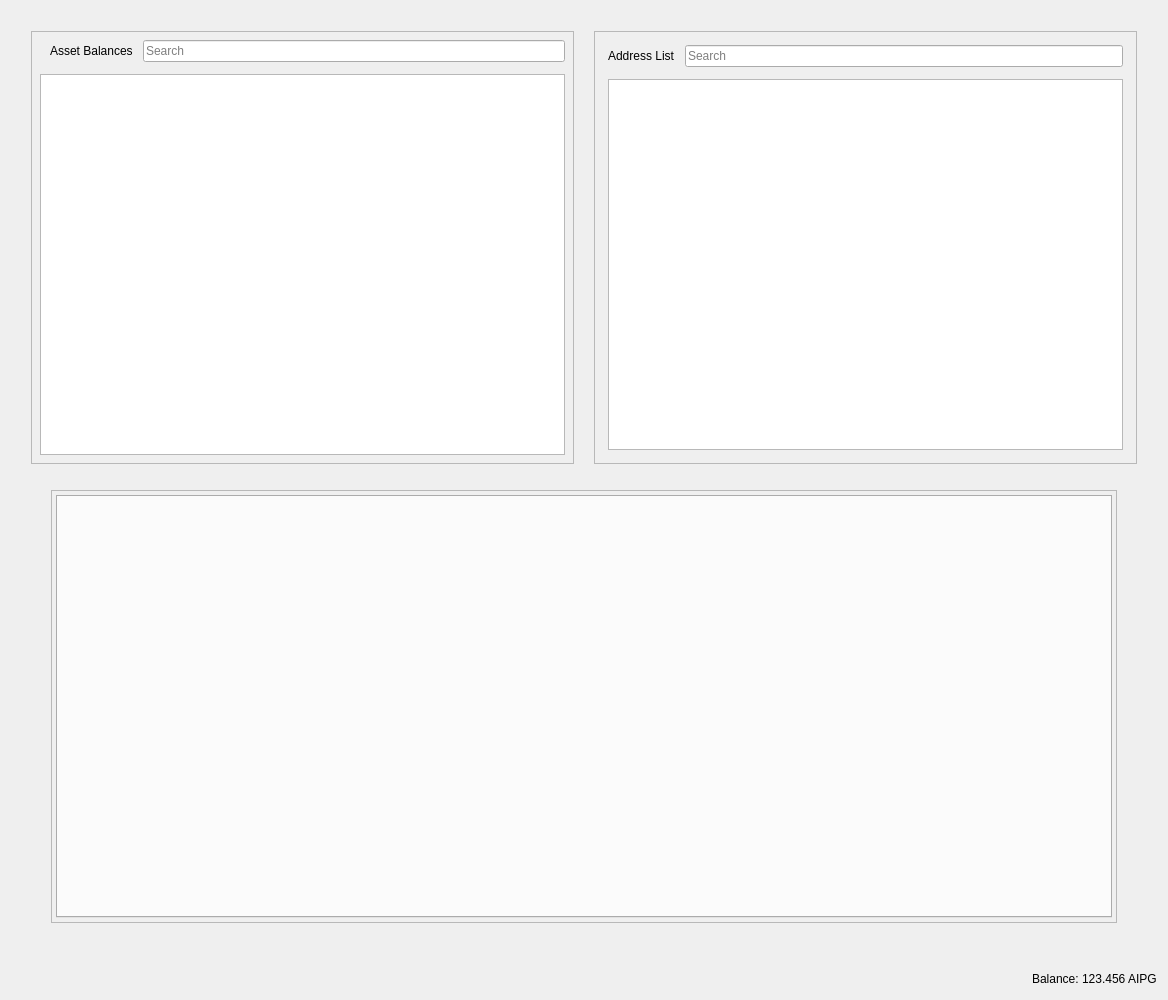
First picture: the form in src/qt/forms/restrictedassetsdialog.ui, repository AIPowerGrid/AI-Power-Grid-Core, before the edit.
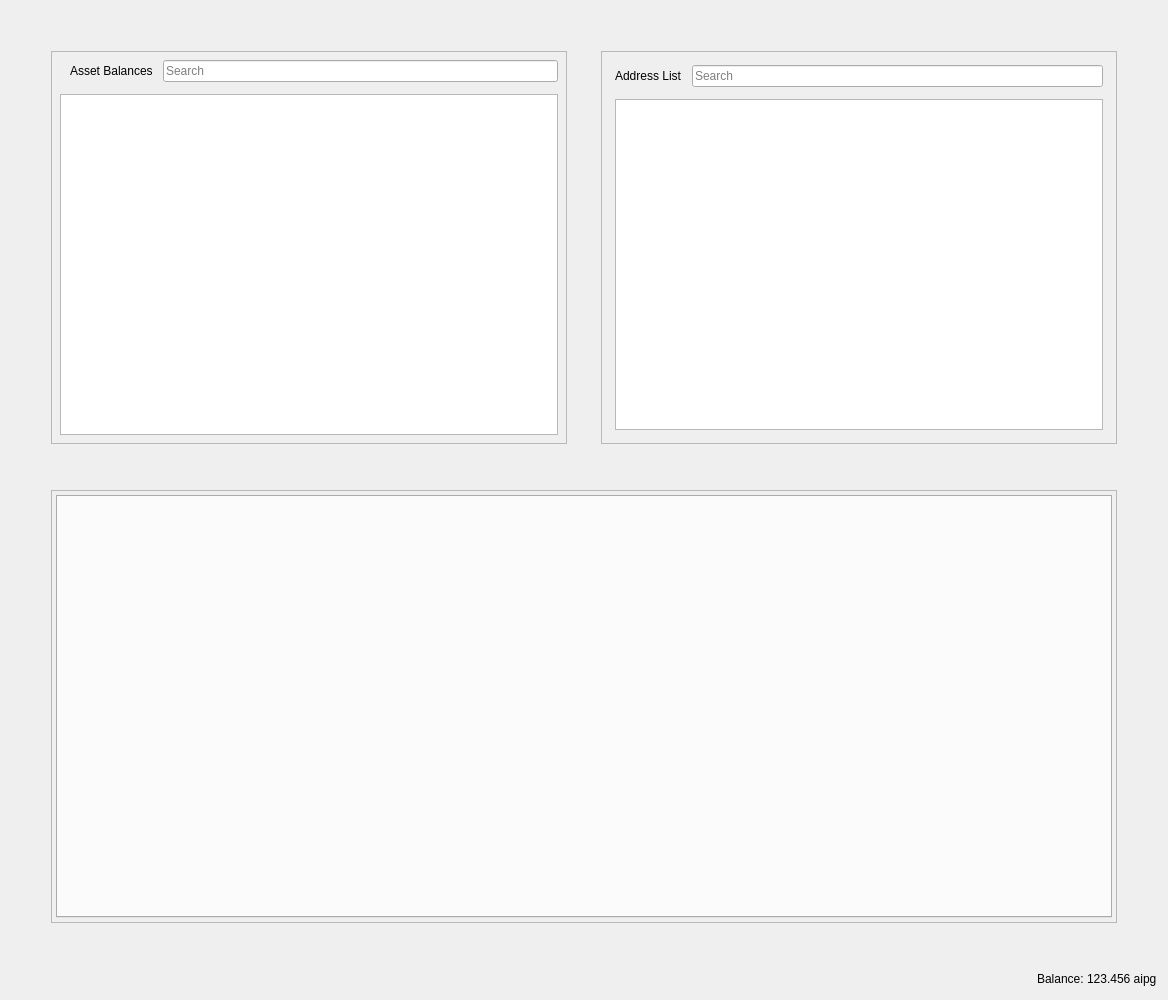
Second picture: the form after the edit.

Diff of the .ui file:
```diff
--- a/src/qt/forms/restrictedassetsdialog.ui
+++ b/src/qt/forms/restrictedassetsdialog.ui
@@ -17,19 +17,19 @@
    <item>
     <layout class="QHBoxLayout" name="horizontalLayout">
      <property name="spacing">
-      <number>20</number>
+      <number>34</number>
      </property>
      <property name="leftMargin">
-      <number>20</number>
+      <number>40</number>
      </property>
      <property name="topMargin">
-      <number>20</number>
+      <number>40</number>
      </property>
      <property name="rightMargin">
-      <number>20</number>
+      <number>40</number>
      </property>
      <property name="bottomMargin">
-      <number>20</number>
+      <number>40</number>
      </property>
      <item>
       <widget class="QFrame" name="frameAssetBalance">
@@ -281,7 +281,7 @@
         <cursorShape>IBeamCursor</cursorShape>
        </property>
        <property name="text">
-        <string notr="true">123.456 AIPG</string>
+        <string notr="true">123.456 aipg</string>
        </property>
        <property name="textInteractionFlags">
         <set>Qt::LinksAccessibleByMouse|Qt::TextSelectableByKeyboard|Qt::TextSelectableByMouse</set>
```
